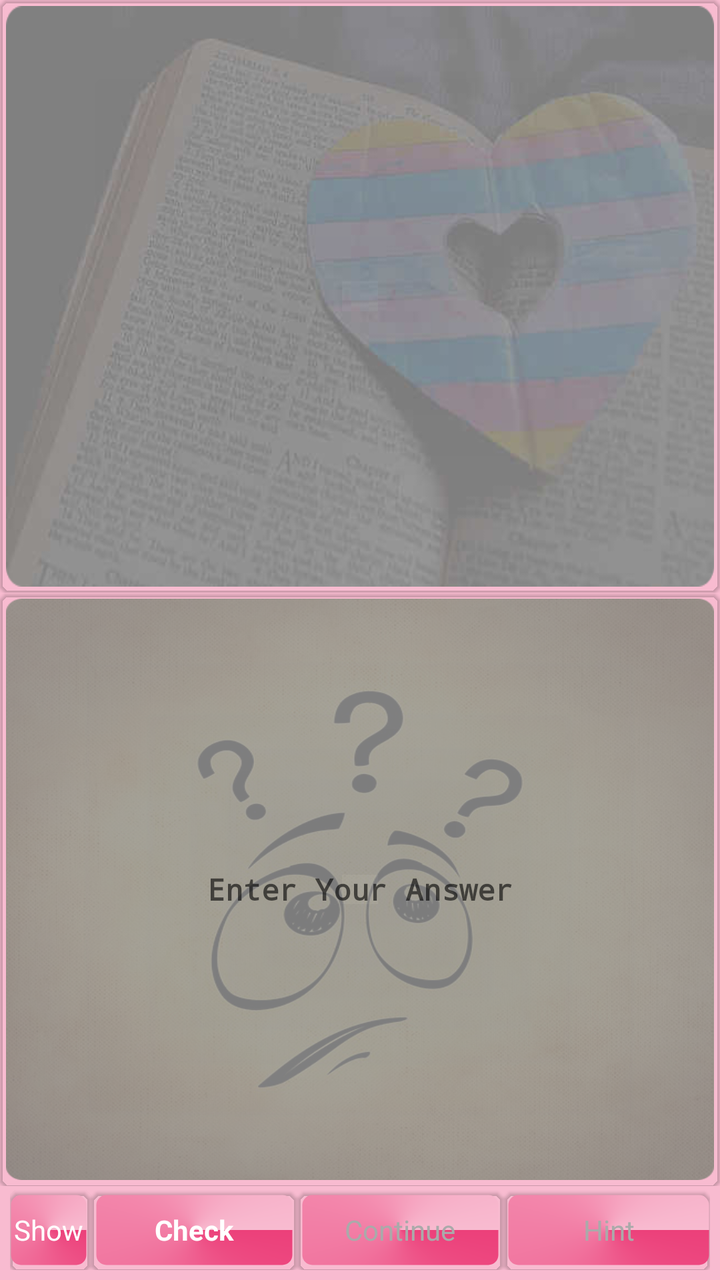
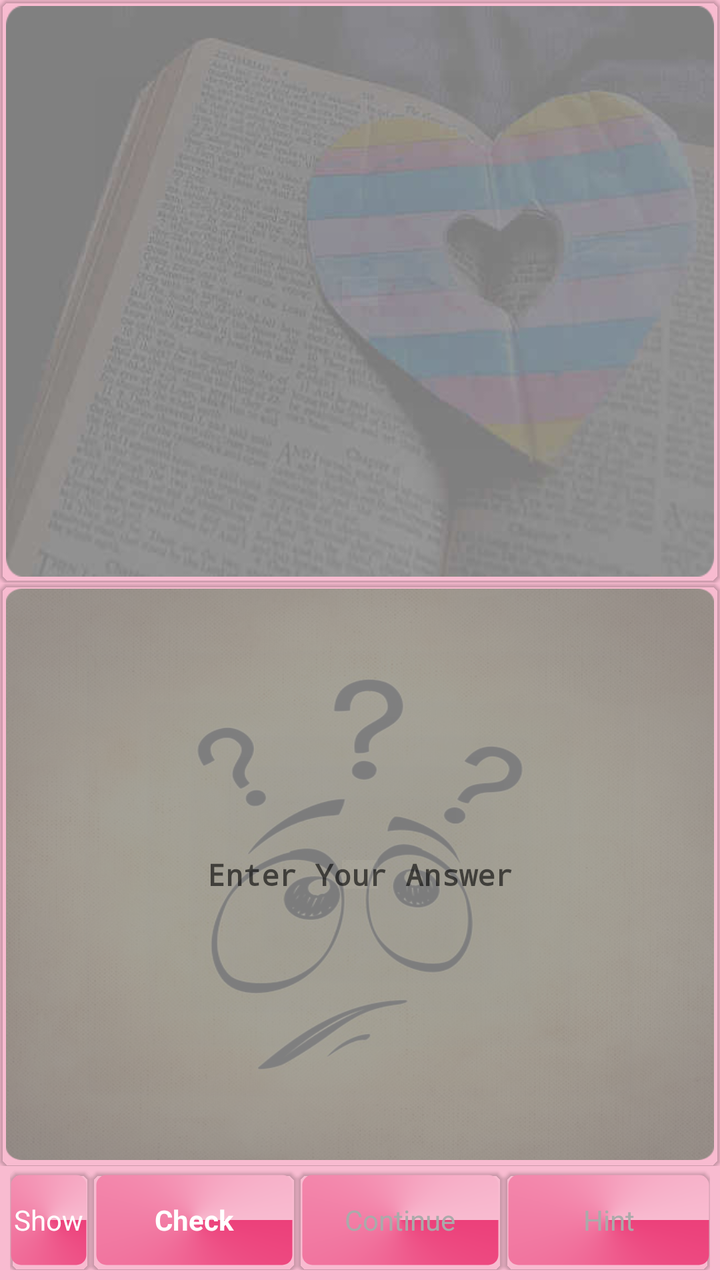

Screens rendered from an Android XML layout before and after an edit, with the pre-edit source and the edit as a unified diff.
<!-- AndroidManifest.xml: application theme MyMaterialTheme -->
<!-- res/layout/content_study_during.xml -->
<?xml version="1.0" encoding="utf-8"?>
<RelativeLayout
    xmlns:android="http://schemas.android.com/apk/res/android"
    xmlns:android.support.v7.cardview="http://schemas.android.com/apk/res-auto"
    xmlns:tools="http://schemas.android.com/tools"
    xmlns:app="http://schemas.android.com/apk/res-auto"
    android:layout_width="match_parent"
    android:layout_height="match_parent"
    app:layout_behavior="@string/appbar_scrolling_view_behavior"
    tools:context="com.ahmedsameha1.studyvocabulary.StudyDuringActivity"
    tools:showIn="@layout/app_bar_study_during">

    <LinearLayout
        android:id="@+id/container"
        android:layout_width="match_parent"
        android:layout_height="match_parent"
        android:orientation="vertical"
        android:weightSum="2">

        <LinearLayout
            android:id="@+id/question_linearlayout"
            android:layout_width="match_parent"
            android:layout_height="0dp"
            android:layout_margin="0dp"
            android:layout_weight="1"
            android:background="@drawable/show_question_background"
            android:padding="0dp">

            <android.support.v7.widget.CardView
                android:layout_width="match_parent"
                android:layout_height="match_parent"
                android.support.v7.cardview:cardBackgroundColor="@android:color/transparent"
                android.support.v7.cardview:cardCornerRadius="5dp"
                android.support.v7.cardview:cardElevation="1dp">

                <TextView
                    android:id="@+id/display_question"
                    android:layout_width="match_parent"
                    android:layout_height="match_parent"
                    android:background="@drawable/text_bordered_transperant"
                    android:gravity="center"
                    android:minLines="1"
                    android:padding="5dp"
                    android:scrollbarAlwaysDrawVerticalTrack="true"
                    android:scrollbars="vertical"
                    android:textColor="#FFFFFF"

                    android:textSize="15sp"
                    android:textStyle="bold"
                    android:typeface="monospace" />
            </android.support.v7.widget.CardView>
        </LinearLayout>

        <LinearLayout
            android:id="@+id/result"
            android:layout_width="match_parent"
            android:layout_height="0dp"
            android:layout_margin="0dp"
            android:layout_weight="1"
            android:background="@drawable/enter_answer_background"
            android:padding="0dp">

            <android.support.v7.widget.CardView
                android:layout_width="match_parent"
                android:layout_height="match_parent"
                android.support.v7.cardview:cardBackgroundColor="@android:color/transparent"
                android.support.v7.cardview:cardCornerRadius="5dp"
                android.support.v7.cardview:cardElevation="1dp">

                <EditText
                    android:id="@+id/enter_answer"
                    android:layout_width="match_parent"
                    android:layout_height="match_parent"
                    android:layout_gravity="center"
                    android:background="@drawable/text_bordered_transperant"
                    android:enabled="true"
                    android:gravity="center"
                    android:hint="@string/enter_your_answer"
                    android:imeOptions="flagNoExtractUi"
                    android:inputType="textNoSuggestions|textMultiLine"
                    android:minLines="1"
                    android:padding="5dp"
                    android:scrollbarAlwaysDrawVerticalTrack="true"
                    android:textColor="#FFFFFF"

                    android:textSize="15sp"
                    android:textStyle="bold"
                    android:typeface="monospace" />
            </android.support.v7.widget.CardView>
        </LinearLayout>

        <LinearLayout
            android:layout_width="match_parent"
            android:layout_height="40dp"
            android:layout_marginBottom="5dp"
            android:layout_marginLeft="5dp"
            android:layout_marginRight="5dp"
            android:layout_marginTop="2dp">

            <android.support.v7.widget.CardView
                android:layout_width="wrap_content"
                android:layout_height="match_parent"
                android:layout_weight="0"
                android.support.v7.cardview:cardBackgroundColor="@android:color/transparent"
                android.support.v7.cardview:cardCornerRadius="5dp"
                android.support.v7.cardview:cardElevation="1dp">

                <TextView
                    android:id="@+id/show_actionbar"
                    android:layout_width="match_parent"
                    android:layout_height="match_parent"
                    android:layout_marginBottom="2dp"
                    android:layout_marginRight="2dp"
                    android:layout_marginTop="2dp"
                    android:background="@drawable/text_bordered_colored"
                    android:gravity="center"
                    android:padding="2dp"
                    android:text="@string/show"
                    android:textColor="@drawable/textview_enabled_disabled_selector" />
            </android.support.v7.widget.CardView>

            <android.support.v7.widget.CardView
                android:layout_width="0dp"
                android:layout_height="match_parent"
                android:layout_weight="1"
                android.support.v7.cardview:cardBackgroundColor="@android:color/transparent"
                android.support.v7.cardview:cardCornerRadius="5dp"
                android.support.v7.cardview:cardElevation="1dp">

                <TextView
                    android:id="@+id/check"
                    android:layout_width="match_parent"
                    android:layout_height="match_parent"

                    android:layout_margin="2dp"
                    android:background="@drawable/text_bordered_colored"
                    android:enabled="true"
                    android:gravity="center"
                    android:padding="2dp"
                    android:text="@string/check"
                    android:textColor="@drawable/textview_enabled_disabled_selector"
                    android:textStyle="bold" />
            </android.support.v7.widget.CardView>

            <android.support.v7.widget.CardView
                android:layout_width="0dp"
                android:layout_height="match_parent"
                android:layout_weight="1"
                android.support.v7.cardview:cardBackgroundColor="@android:color/transparent"
                android.support.v7.cardview:cardCornerRadius="5dp"
                android.support.v7.cardview:cardElevation="1dp">

                <TextView
                    android:id="@+id/_continue"
                    android:layout_width="match_parent"
                    android:layout_height="match_parent"

                    android:layout_margin="2dp"
                    android:background="@drawable/text_bordered_colored"
                    android:enabled="false"
                    android:gravity="center"
                    android:padding="2dp"
                    android:text="@string/_continue"
                    android:textColor="@drawable/textview_enabled_disabled_selector" />
            </android.support.v7.widget.CardView>

            <android.support.v7.widget.CardView
                android:layout_width="0dp"
                android:layout_height="match_parent"
                android:layout_weight="1"
                android.support.v7.cardview:cardBackgroundColor="@android:color/transparent"
                android.support.v7.cardview:cardCornerRadius="5dp"
                android.support.v7.cardview:cardElevation="1dp">

                <TextView
                    android:id="@+id/next_hint"
                    android:layout_width="match_parent"
                    android:layout_height="match_parent"

                    android:layout_marginBottom="2dp"
                    android:layout_marginLeft="2dp"
                    android:layout_marginTop="2dp"
                    android:background="@drawable/text_bordered_colored"
                    android:enabled="false"
                    android:gravity="center"
                    android:padding="2dp"
                    android:text="@string/hint"
                    android:textColor="@drawable/textview_enabled_disabled_selector" />
            </android.support.v7.widget.CardView>
        </LinearLayout>

    </LinearLayout>

</RelativeLayout>
<!-- res/layout/app_bar_study_during.xml (included above) -->
<?xml version="1.0" encoding="utf-8"?>
<android.support.design.widget.CoordinatorLayout xmlns:android="http://schemas.android.com/apk/res/android"
    xmlns:app="http://schemas.android.com/apk/res-auto"
    xmlns:tools="http://schemas.android.com/tools"
    android:layout_width="match_parent"
    android:layout_height="match_parent"
    android:fitsSystemWindows="true">

    <android.support.design.widget.AppBarLayout
        android:layout_width="match_parent"
        android:layout_height="wrap_content"
        android:theme="@style/AppTheme.AppBarOverlay">
        <android.support.v7.widget.Toolbar xmlns:app="http://schemas.android.com/apk/res-auto"
            android:id="@+id/toolbar"
            android:layout_width="fill_parent"
            android:layout_height="?attr/actionBarSize"
            android:background="?attr/colorPrimary"
            android:minHeight="?attr/actionBarSize">

            <LinearLayout
                android:layout_width="match_parent"
                android:layout_height="wrap_content"
                android:weightSum="4">

                <LinearLayout
                    android:layout_width="0dp"
                    android:layout_height="wrap_content"
                    android:layout_weight="3">


                    <TextView
                        android:id="@+id/number_of_questions"
                        android:layout_width="0dp"
                        android:layout_height="wrap_content"
                        android:layout_gravity="center"
                        android:layout_weight="1"
                        android:gravity="center"
                        android:textColor="#ffffff"
                        android:textStyle="bold"/>

                    <TextView
                        android:id="@+id/remaining_question_counter"
                        android:layout_width="0dp"
                        android:layout_height="wrap_content"
                        android:layout_gravity="center"
                        android:layout_weight="1"
                        android:gravity="center"
                        android:textColor="#ffffff"
                        android:textStyle="bold"/>

                    <TextView
                        android:id="@+id/trys"
                        android:layout_width="0dp"
                        android:layout_height="wrap_content"
                        android:layout_gravity="center"
                        android:layout_weight="1"
                        android:gravity="center"
                        android:textColor="#ffffff"
                        android:textStyle="bold"/>

                </LinearLayout>

                <LinearLayout
                    android:layout_width="0dp"
                    android:layout_height="wrap_content"
                    android:layout_weight="1"></LinearLayout>
            </LinearLayout>

        </android.support.v7.widget.Toolbar>

        <View android:layout_width="match_parent"
            android:layout_height="4dp"
            android:background="@drawable/toolbar_drop_shadow"/>
    </android.support.design.widget.AppBarLayout>

    <include layout="@layout/content_study_during" />

</android.support.design.widget.CoordinatorLayout>
<!-- resources referenced by this layout -->
<resources>
  <!-- drawable enter_answer_background (drawable) -->
  <?xml version="1.0" encoding="utf-8"?>
  <inset xmlns:android="http://schemas.android.com/apk/res/android"
      android:drawable="@drawable/smiley_question_marks_rounded_corners_15_radius"
      android:insetTop="3dp"
      android:insetBottom="3dp"
      android:insetRight="3dp"
      android:insetLeft="3dp"/>
  <!-- drawable show_question_background (drawable) -->
  <?xml version="1.0" encoding="utf-8"?>
  <inset xmlns:android="http://schemas.android.com/apk/res/android"
      android:drawable="@drawable/book_heart_rounded_corners_15_radius"
      android:insetTop="3dp"
      android:insetBottom="3dp"
      android:insetRight="3dp"
      android:insetLeft="3dp"/>
  <!-- drawable text_bordered_colored (drawable) -->
  <shape xmlns:android="http://schemas.android.com/apk/res/android"
  android:thickness="0dp"
  android:shape="rectangle">
  <stroke android:width="1dp"
      android:color="@android:color/transparent"/>
  <corners android:radius="5dp" />
  <gradient
      android:startColor="@color/colorPrimary"
      android:endColor="@color/windowBackground"
      android:type="sweep"
      android:angle="270"/>
  </shape>
  <!-- drawable text_bordered_transperant (drawable) -->
  <shape xmlns:android="http://schemas.android.com/apk/res/android"
      android:thickness="0dp"
      android:shape="rectangle">
      <stroke android:width="1dp"
          android:color="@android:color/transparent"/>
      <corners android:radius="5dp" />
      <gradient
          android:startColor="@android:color/transparent"
          android:endColor="@android:color/transparent"
          android:type="linear"
          android:angle="270"/>
  </shape>
  <!-- drawable textview_enabled_disabled_selector (drawable) -->
  <?xml version="1.0" encoding="utf-8"?>
  <selector xmlns:android="http://schemas.android.com/apk/res/android">
      <item android:state_enabled="false" android:color="@android:color/darker_gray" />
      <item android:state_enabled="true" android:color="@android:color/white"/>
  </selector>
  <!-- drawable toolbar_drop_shadow (drawable) -->
  <?xml version="1.0" encoding="utf-8"?>
  <shape xmlns:android="http://schemas.android.com/apk/res/android"
      android:shape="rectangle" >
  
      <gradient
          android:angle="90"
          android:endColor="#757575"
          android:startColor="#bdbdbd" />
  
  </shape>
  <string name="_continue">Continue</string>
  <string name="appbar_scrolling_view_behavior" translatable="false">android.support.design.widget.AppBarLayout$ScrollingViewBehavior</string>
  <string name="check">Check</string>
  <string name="enter_your_answer">Enter Your Answer</string>
  <string name="hint">Hint</string>
  <string name="show">Show</string>
  <style name="AppTheme.AppBarOverlay" parent="ThemeOverlay.AppCompat.Dark.ActionBar" />
  <style name="MyMaterialTheme" parent="MyMaterialTheme.Base">
  
      </style>
  <!-- drawable smiley_question_marks_rounded_corners_15_radius: png bitmap (drawable, 445789 bytes) -->
  <!-- drawable book_heart_rounded_corners_15_radius: png bitmap (drawable, 118245 bytes) -->
  <color name="colorPrimary">#EC407A</color>
  <color name="windowBackground">#F8BBD0</color>
  <style name="MyMaterialTheme.Base" parent="Theme.AppCompat.Light.DarkActionBar">
          <item name="windowNoTitle">true</item>
          <item name="windowActionBar">false</item>
          <item name="colorPrimary">@color/colorPrimary</item>
          <item name="colorPrimaryDark">@color/colorPrimaryDark</item>
          <item name="colorAccent">@color/colorAccent</item>
          <item name="android:windowBackground">@color/windowBackground</item>
      </style>
  <color name="colorPrimaryDark">#AD1457</color>
  <color name="colorAccent">#EA80FC</color>
</resources>

<!-- the commit's change to res/layout/content_study_during.xml (unified diff, before → after) -->
@@ -91,7 +91,7 @@
 
         <LinearLayout
             android:layout_width="match_parent"
-            android:layout_height="40dp"
+            android:layout_height="50dp"
             android:layout_marginBottom="5dp"
             android:layout_marginLeft="5dp"
             android:layout_marginRight="5dp"
